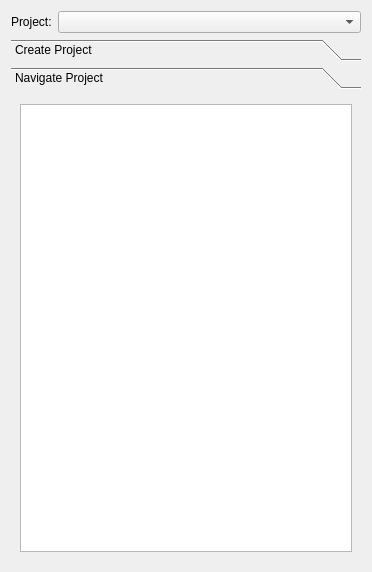
Above: src/nft_blender/ui/ui_proj_dialog.ui from themasmedia/nft-blender before the change. Below: the same form after it.
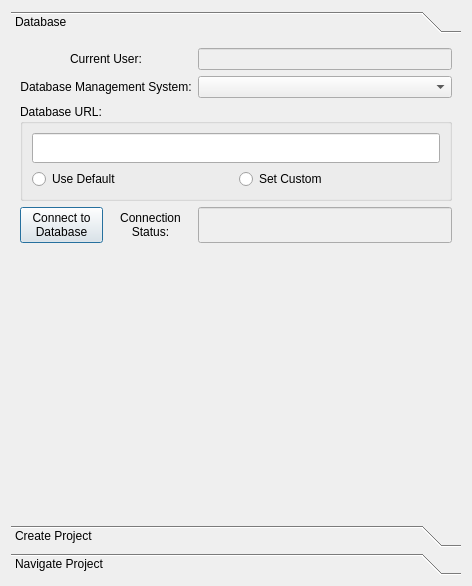
That is the form after the change.

Commit message: Update UI tools: Create database widget for ui template. Extend Pyside lib & create necessary functionality for tree model objects.

```diff
--- a/src/nft_blender/ui/ui_proj_dialog.ui
+++ b/src/nft_blender/ui/ui_proj_dialog.ui
@@ -9,8 +9,8 @@
    <rect>
     <x>0</x>
     <y>0</y>
-    <width>372</width>
-    <height>572</height>
+    <width>472</width>
+    <height>586</height>
    </rect>
   </property>
   <property name="sizePolicy">
@@ -30,13 +30,164 @@
     <widget class="QToolBox" name="proj_toolbox">
      <property name="minimumSize">
       <size>
-       <width>350</width>
-       <height>500</height>
+       <width>450</width>
+       <height>550</height>
       </size>
      </property>
      <property name="currentIndex">
-      <number>1</number>
+      <number>0</number>
      </property>
+     <widget class="QWidget" name="proj_db_widget">
+      <property name="geometry">
+       <rect>
+        <x>0</x>
+        <y>0</y>
+        <width>450</width>
+        <height>457</height>
+       </rect>
+      </property>
+      <attribute name="label">
+       <string>Database</string>
+      </attribute>
+      <layout class="QGridLayout" name="gridLayout_5">
+       <item row="1" column="0" colspan="2">
+        <widget class="QLabel" name="proj_db_dbms_label">
+         <property name="sizePolicy">
+          <sizepolicy hsizetype="Preferred" vsizetype="Preferred">
+           <horstretch>0</horstretch>
+           <verstretch>0</verstretch>
+          </sizepolicy>
+         </property>
+         <property name="text">
+          <string>Database Management System:</string>
+         </property>
+         <property name="alignment">
+          <set>Qt::AlignCenter</set>
+         </property>
+        </widget>
+       </item>
+       <item row="11" column="0" colspan="3">
+        <spacer name="proj_db_vspacer">
+         <property name="orientation">
+          <enum>Qt::Vertical</enum>
+         </property>
+         <property name="sizeHint" stdset="0">
+          <size>
+           <width>20</width>
+           <height>40</height>
+          </size>
+         </property>
+        </spacer>
+       </item>
+       <item row="1" column="2">
+        <widget class="QComboBox" name="proj_db_dbms_combox">
+         <property name="sizePolicy">
+          <sizepolicy hsizetype="Preferred" vsizetype="Preferred">
+           <horstretch>0</horstretch>
+           <verstretch>0</verstretch>
+          </sizepolicy>
+         </property>
+        </widget>
+       </item>
+       <item row="3" column="0">
+        <widget class="QPushButton" name="proj_db_connect_pshbtn">
+         <property name="text">
+          <string>Connect to
+Database</string>
+         </property>
+        </widget>
+       </item>
+       <item row="2" column="0" colspan="3">
+        <widget class="QGroupBox" name="proj_db_url_grpbox">
+         <property name="title">
+          <string>Database URL:</string>
+         </property>
+         <layout class="QGridLayout" name="gridLayout_6">
+          <item row="0" column="0" colspan="2">
+           <widget class="QLineEdit" name="proj_db_url_lnedit">
+            <property name="sizePolicy">
+             <sizepolicy hsizetype="Expanding" vsizetype="Preferred">
+              <horstretch>0</horstretch>
+              <verstretch>0</verstretch>
+             </sizepolicy>
+            </property>
+            <property name="minimumSize">
+             <size>
+              <width>0</width>
+              <height>30</height>
+             </size>
+            </property>
+            <property name="alignment">
+             <set>Qt::AlignCenter</set>
+            </property>
+           </widget>
+          </item>
+          <item row="1" column="1">
+           <widget class="QRadioButton" name="proj_db_url_custom_radbtn">
+            <property name="text">
+             <string>Set Custom</string>
+            </property>
+           </widget>
+          </item>
+          <item row="1" column="0">
+           <widget class="QRadioButton" name="proj_db_url_default_radbtn">
+            <property name="text">
+             <string>Use Default</string>
+            </property>
+           </widget>
+          </item>
+         </layout>
+        </widget>
+       </item>
+       <item row="3" column="1">
+        <widget class="QLabel" name="proj_db_status_label">
+         <property name="text">
+          <string>Connection
+Status:</string>
+         </property>
+         <property name="alignment">
+          <set>Qt::AlignCenter</set>
+         </property>
+        </widget>
+       </item>
+       <item row="0" column="0" colspan="2">
+        <widget class="QLabel" name="proj_db_user_label">
+         <property name="text">
+          <string>Current User:</string>
+         </property>
+         <property name="alignment">
+          <set>Qt::AlignCenter</set>
+         </property>
+        </widget>
+       </item>
+       <item row="0" column="2">
+        <widget class="QLineEdit" name="proj_db_user_lnedit">
+         <property name="enabled">
+          <bool>false</bool>
+         </property>
+         <property name="alignment">
+          <set>Qt::AlignCenter</set>
+         </property>
+        </widget>
+       </item>
+       <item row="3" column="2">
+        <widget class="QLineEdit" name="proj_db_status_lnedit">
+         <property name="enabled">
+          <bool>false</bool>
+         </property>
+         <property name="sizePolicy">
+          <sizepolicy hsizetype="Expanding" vsizetype="Preferred">
+           <horstretch>0</horstretch>
+           <verstretch>0</verstretch>
+          </sizepolicy>
+         </property>
+         <property name="alignment">
+          <set>Qt::AlignCenter</set>
+         </property>
+        </widget>
+       </item>
+      </layout>
+     </widget>
      <widget class="QWidget" name="proj_create_widget">
       <property name="geometry">
        <rect>
@@ -178,15 +329,31 @@
        <rect>
         <x>0</x>
         <y>0</y>
-        <width>350</width>
-        <height>438</height>
+        <width>450</width>
+        <height>457</height>
        </rect>
       </property>
       <attribute name="label">
        <string>Navigate Project</string>
       </attribute>
-      <layout class="QVBoxLayout" name="verticalLayout">
-       <item>
+      <layout class="QGridLayout" name="gridLayout_4">
+       <item row="0" column="0">
+        <widget class="QLabel" name="proj_nav_label">
+         <property name="sizePolicy">
+          <sizepolicy hsizetype="Maximum" vsizetype="Preferred">
+           <horstretch>0</horstretch>
+           <verstretch>0</verstretch>
+          </sizepolicy>
+         </property>
+         <property name="text">
+          <string>Project:</string>
+         </property>
+        </widget>
+       </item>
+       <item row="0" column="1">
+        <widget class="QComboBox" name="proj_nav_combox"/>
+       </item>
+       <item row="2" column="0" colspan="2">
         <widget class="QTreeView" name="proj_nav_trview">
          <property name="editTriggers">
           <set>QAbstractItemView::NoEditTriggers</set>
@@ -197,6 +364,9 @@
          <property name="selectionBehavior">
           <enum>QAbstractItemView::SelectRows</enum>
          </property>
+         <property name="sortingEnabled">
+          <bool>true</bool>
+         </property>
          <property name="animated">
           <bool>true</bool>
          </property>
@@ -215,22 +385,6 @@
      </widget>
     </widget>
    </item>
-   <item row="1" column="0">
-    <widget class="QLabel" name="proj_top_label">
-     <property name="sizePolicy">
-      <sizepolicy hsizetype="Maximum" vsizetype="Preferred">
-       <horstretch>0</horstretch>
-       <verstretch>0</verstretch>
-      </sizepolicy>
-     </property>
-     <property name="text">
-      <string>Project:</string>
-     </property>
-    </widget>
-   </item>
-   <item row="1" column="1">
-    <widget class="QComboBox" name="proj_top_combox"/>
-   </item>
   </layout>
  </widget>
  <resources/>
```
Left out of the diff: 86 changed lines with no effect on the pictures. The commit also changes 1 other file.
